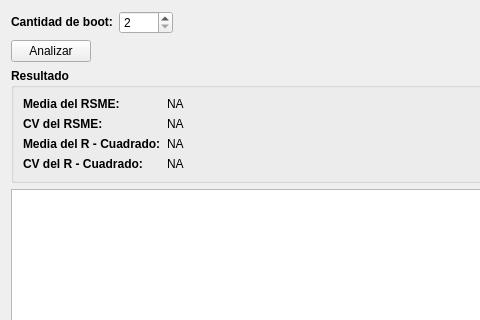
Above: view/ui/widget_validation_boot_stropping.ui from vasha54/apm before the change; both pictures show x 0 to 480 and y 0 to 320 of the 825 by 516 pixel window. Below: the same form after it.
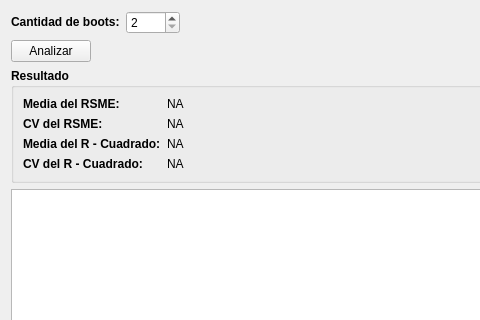
That is the form after the change.

The edit to the form file:
```diff
--- a/view/ui/widget_validation_boot_stropping.ui
+++ b/view/ui/widget_validation_boot_stropping.ui
@@ -29,7 +29,7 @@
       </font>
      </property>
      <property name="text">
-      <string>Cantidad de boot:</string>
+      <string>Cantidad de boots:</string>
      </property>
     </widget>
    </item>
```
